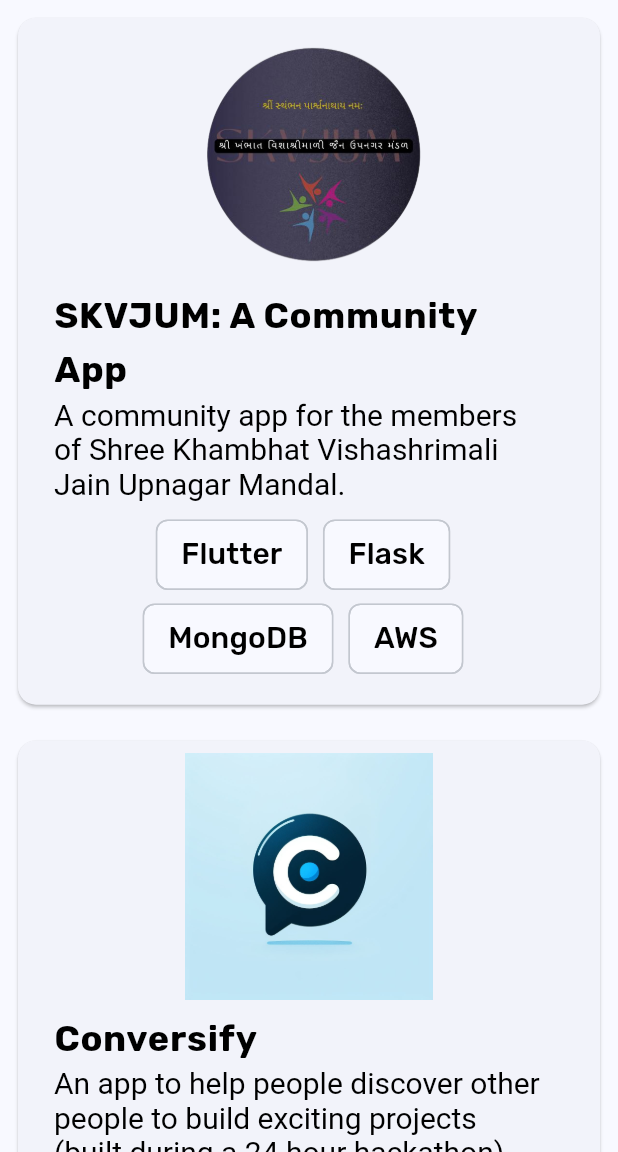
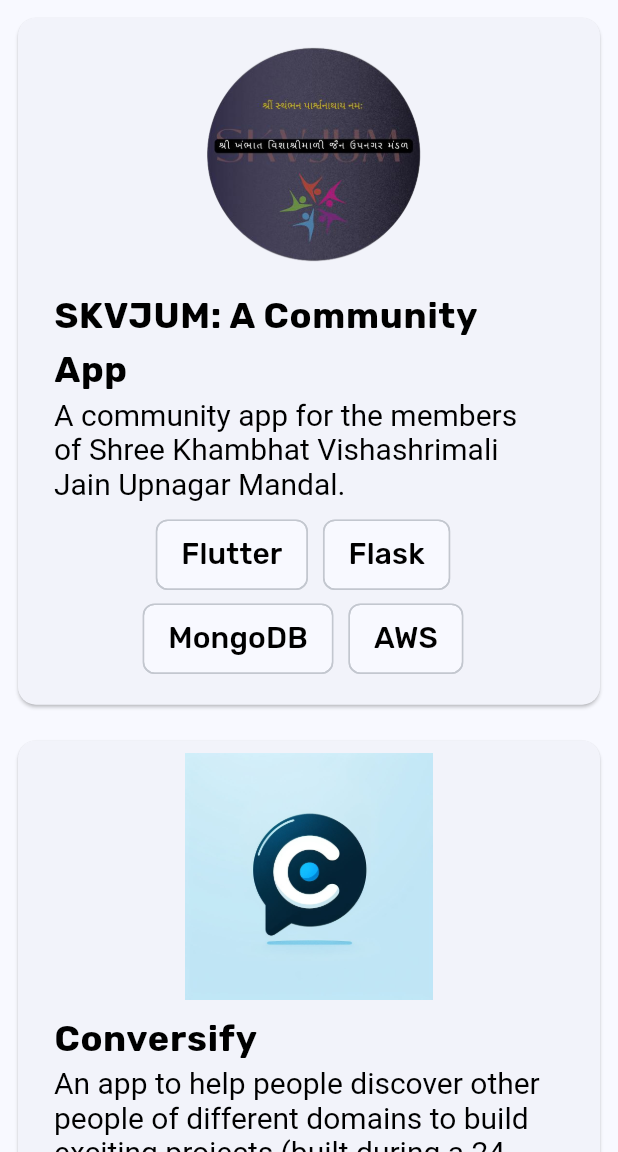
Before and after one commit to MananGandhi1810/Portfolio-Website, a Flutter app: the ProjectsPage screen opened directly, on a phone screen of 412 x 824 dp, the part 84-1236 px from its top. Run offline on Flutter 3.47's test engine with Material 3 defaults, Android fonts, the phone set to English and light mode, and no system bars; our stand-ins replace google_fonts, shimmer, simple_icons; missing offline and left inert: device_frame, starsview.

Commit message:
Minor project change

```diff
--- a/lib/presentation/mobile_screens/projects_page.dart
+++ b/lib/presentation/mobile_screens/projects_page.dart
@@ -47,8 +47,8 @@ class ProjectsPage extends StatelessWidget {
             ProjectCard(
               projectName: "Conversify",
               projectImage: "assets/images/projects/conversify_app.png",
-              projectDescription: "An app to help people discover other people to build exciting projects (built during a 24 hour hackathon).",
-              projectLink: "https://github.com/SiddhPurohit/Verbal_Virtuosos",
+              projectDescription: "An app to help people discover other people of different domains to build exciting projects (built during a 24 hour hackathon).",
+              projectLink: "https://github.com/MananGandhi1810/Verbal-Virtuosos-Debate-a-thon",
               projectTechnologies: [
                 "Flutter",
                 "Firebase",
```
